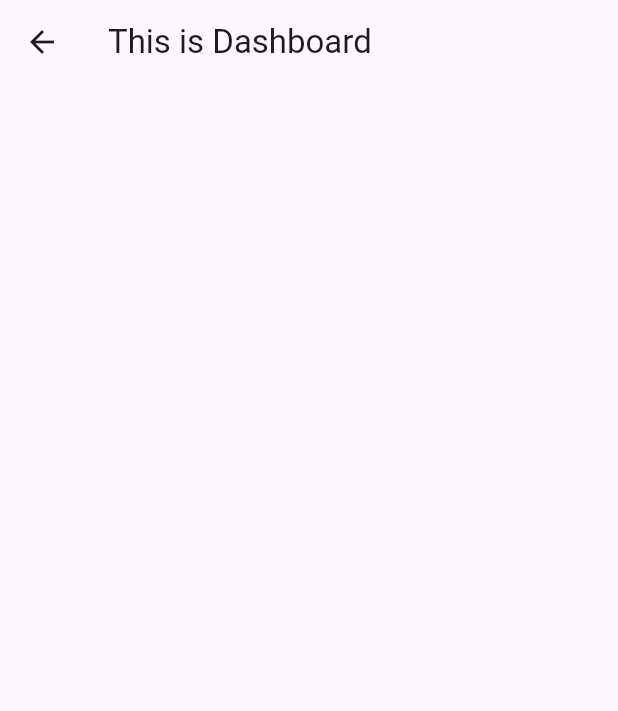
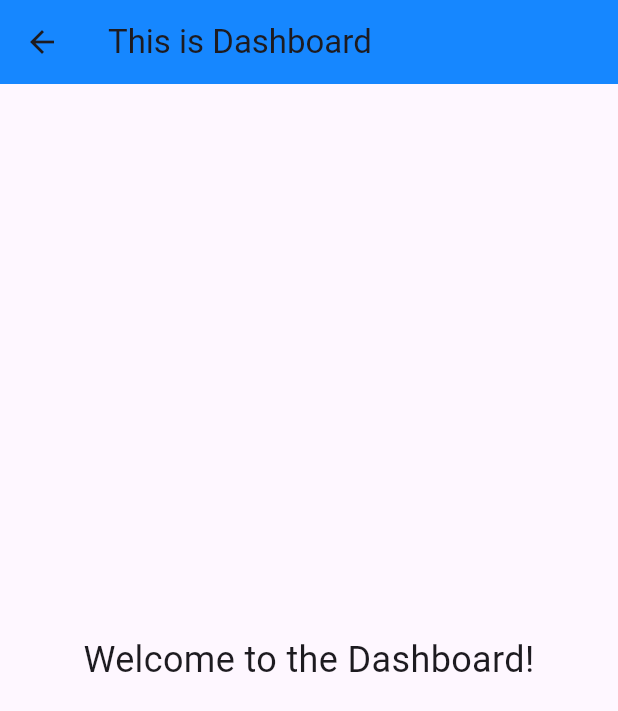
Before and after one commit to Sujal-neupane/tapto, a Flutter app: the DashboardScreen screen opened by its route, on a phone screen of 412 x 824 dp. Shown: the top 711 px of the screen. Run offline on Flutter 3.47's test engine with Material 3 defaults, Android fonts, the phone set to English and light mode, and no system bars.

Commit message:
made user interface changes into the dashboard screen

```diff
--- a/lib/screens/dashboard_screen.dart
+++ b/lib/screens/dashboard_screen.dart
@@ -5,6 +5,18 @@ class DashboardScreen extends StatelessWidget {
 
   @override
   Widget build(BuildContext context) {
-    return Scaffold(appBar: AppBar(title: Text("This is Dashboard")));
+    return Scaffold(
+      appBar: AppBar(
+        title: Text("This is Dashboard"),
+        backgroundColor: Color(0xFF1687FF),
+      ),
+      body: Center(
+        child: Text(
+          "Welcome to the Dashboard!",
+          textAlign: TextAlign.center,
+          style: TextStyle(fontSize: 24),
+        ),
+      ),
+    );
   }
 }
```
